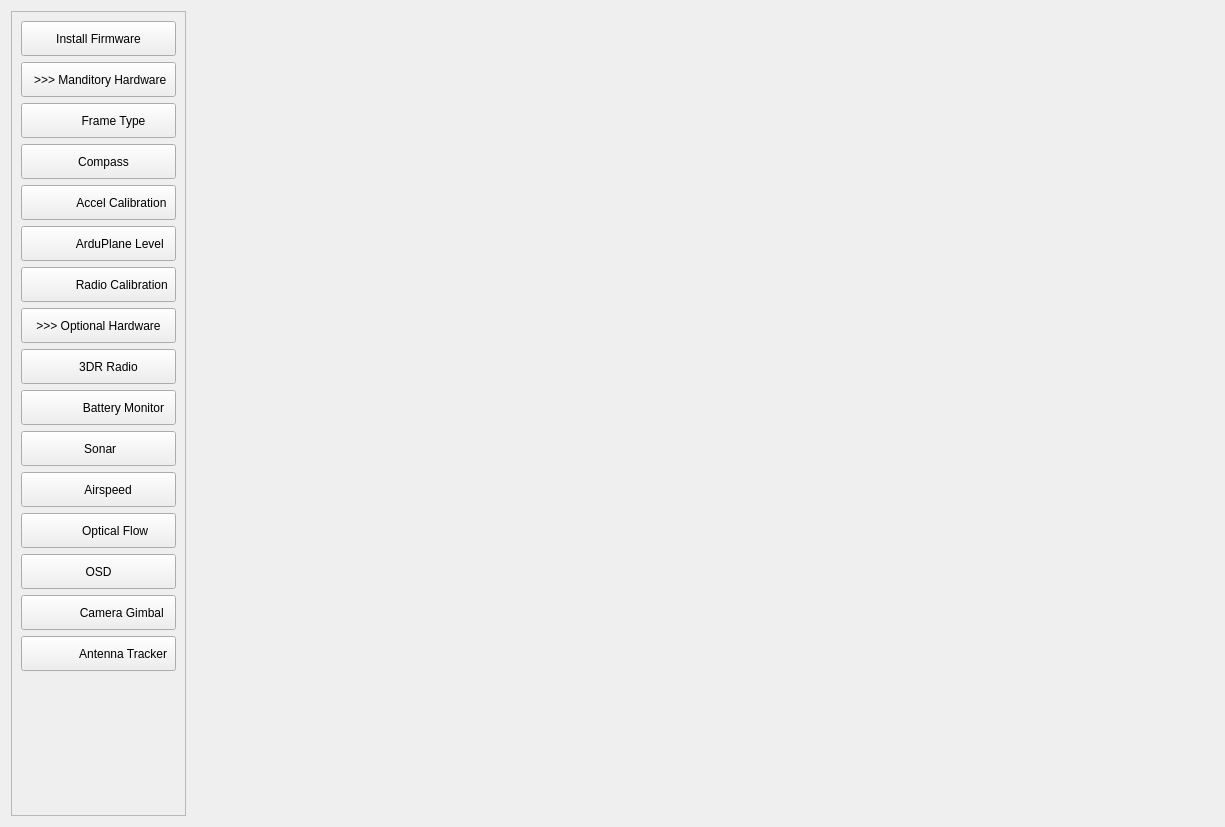
This is src/ui/configuration/ApmHardwareConfig.ui in ArduPilot/apm_planner as Qt 5 draws it before an edit. The edited form follows.
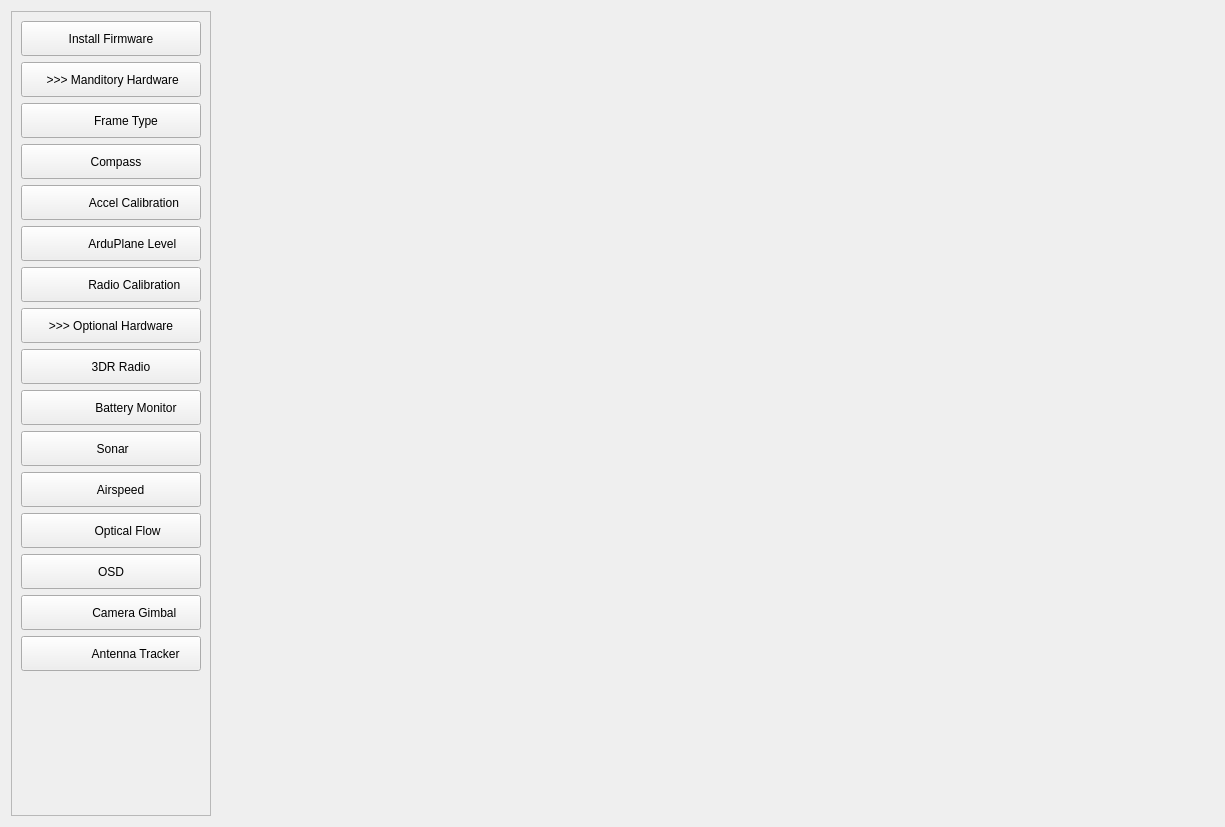
This is the edited form.

Commit message: Fixes the incorrect showing of Horizontal scroll bar for config buttons

Diff of the .ui file:
```diff
--- a/src/ui/configuration/ApmHardwareConfig.ui
+++ b/src/ui/configuration/ApmHardwareConfig.ui
@@ -16,9 +16,15 @@
   <layout class="QHBoxLayout" name="horizontalLayout">
    <item>
     <widget class="QScrollArea" name="scrollArea_6">
+     <property name="sizePolicy">
+      <sizepolicy hsizetype="MinimumExpanding" vsizetype="Expanding">
+       <horstretch>0</horstretch>
+       <verstretch>0</verstretch>
+      </sizepolicy>
+     </property>
      <property name="minimumSize">
       <size>
-       <width>175</width>
+       <width>200</width>
        <height>0</height>
       </size>
      </property>
@@ -36,8 +42,8 @@
        <rect>
         <x>0</x>
         <y>0</y>
-        <width>173</width>
-        <height>807</height>
+        <width>233</width>
+        <height>786</height>
        </rect>
       </property>
       <layout class="QVBoxLayout" name="verticalLayout_12">
```
The commit also changes 1 other file.
